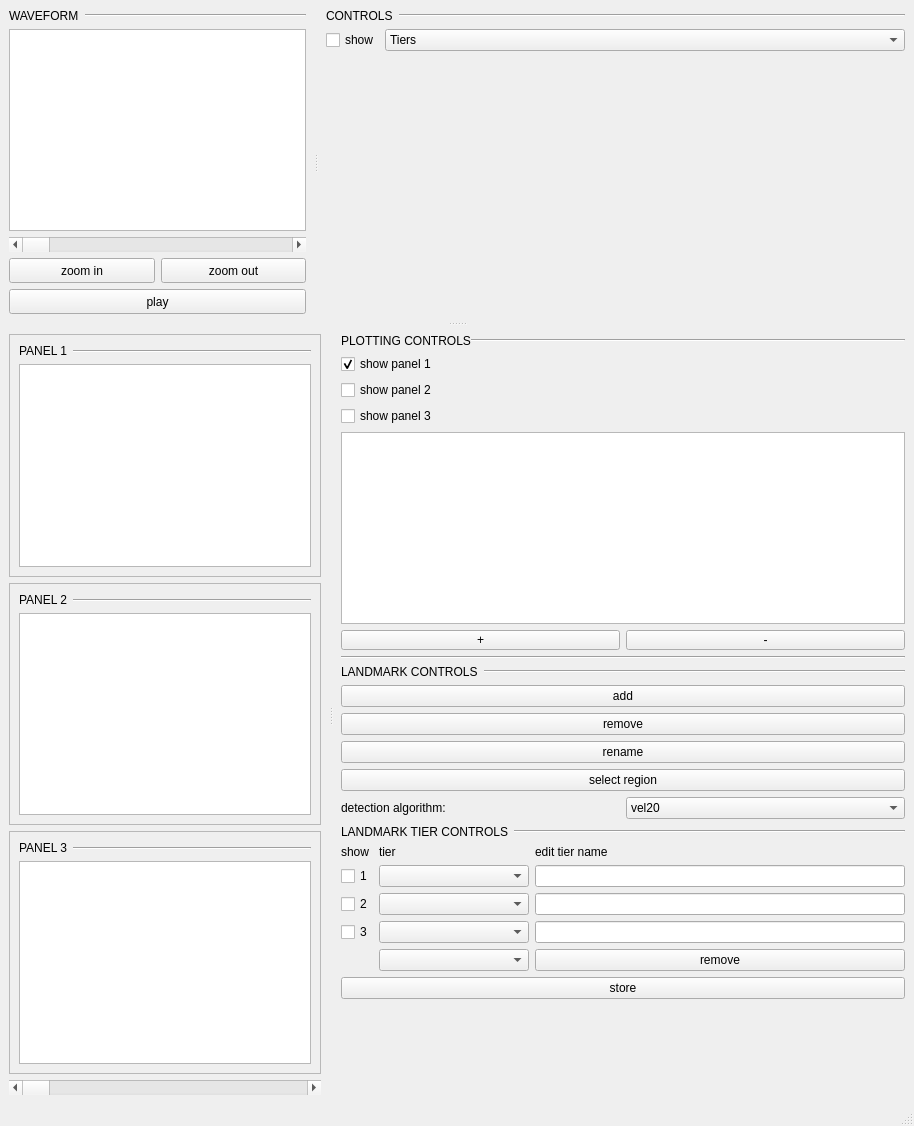
Old version of the form gui/ui_files/ui_inspector.ui in the repository phbuech/adatool.
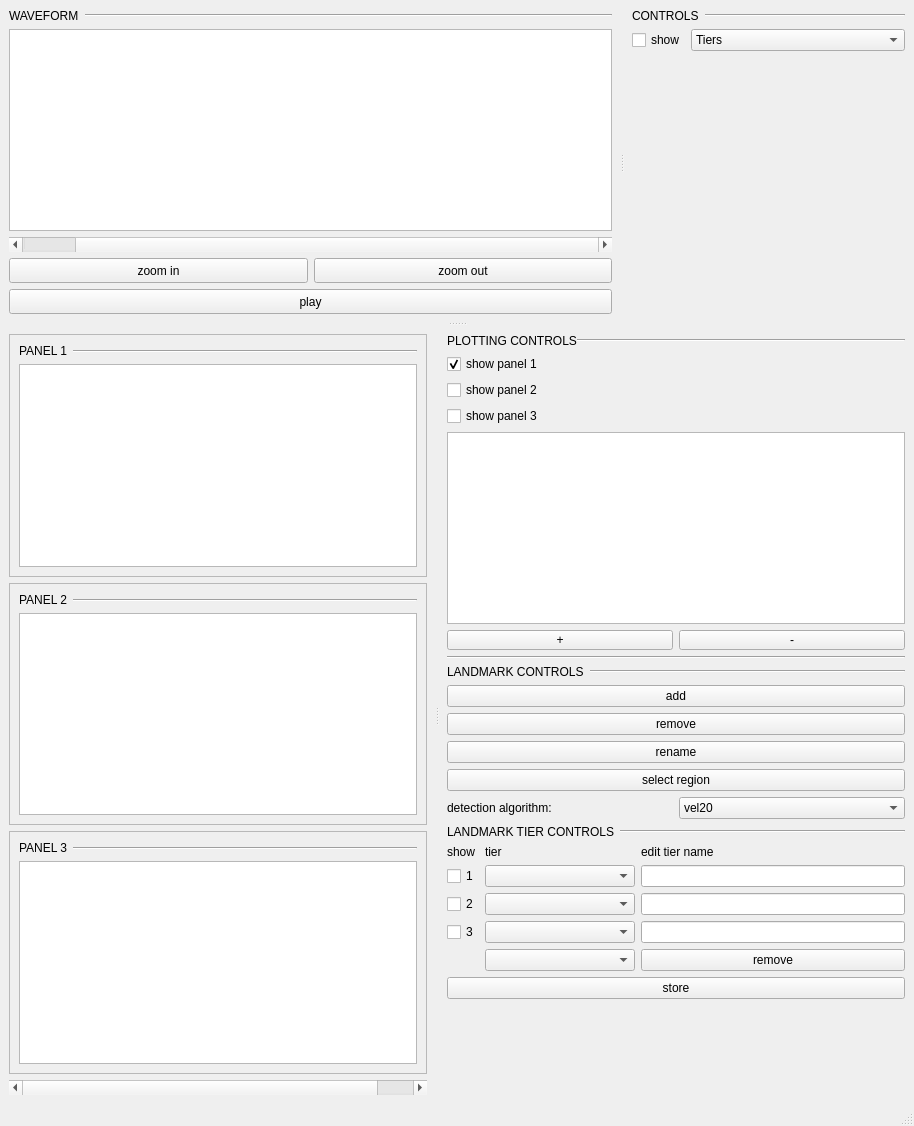
New version of the form. Custom widgets are drawn as their Qt base class.

The edit to the form file:
```diff
--- a/gui/ui_files/ui_inspector.ui
+++ b/gui/ui_files/ui_inspector.ui
@@ -39,10 +39,13 @@
           <enum>QFrame::NoFrame</enum>
          </property>
          <property name="frameShadow">
-          <enum>QFrame::Plain</enum>
+          <enum>QFrame::Raised</enum>
          </property>
          <property name="lineWidth">
-          <number>1</number>
+          <number>10</number>
+         </property>
+         <property name="midLineWidth">
+          <number>5</number>
          </property>
          <property name="orientation">
           <enum>Qt::Horizontal</enum>
@@ -99,7 +102,7 @@
              <property name="minimumSize">
               <size>
                <width>0</width>
-               <height>100</height>
+               <height>0</height>
               </size>
              </property>
              <property name="maximumSize">
@@ -121,7 +124,10 @@
                 </size>
                </property>
                <property name="maximum">
-                <number>200</number>
+                <number>1</number>
+               </property>
+               <property name="sliderPosition">
+                <number>1</number>
                </property>
                <property name="orientation">
                 <enum>Qt::Horizontal</enum>
@@ -280,7 +286,7 @@
              </property>
              <property name="sizeHint" stdset="0">
               <size>
-               <width>500</width>
+               <width>100</width>
                <height>20</height>
               </size>
              </property>
@@ -296,6 +302,15 @@
            <verstretch>0</verstretch>
           </sizepolicy>
          </property>
+         <property name="frameShadow">
+          <enum>QFrame::Raised</enum>
+         </property>
+         <property name="lineWidth">
+          <number>10</number>
+         </property>
+         <property name="midLineWidth">
+          <number>5</number>
+         </property>
          <property name="orientation">
           <enum>Qt::Horizontal</enum>
          </property>
@@ -571,7 +586,7 @@
               </size>
              </property>
              <property name="maximum">
-              <number>200</number>
+              <number>1</number>
              </property>
              <property name="singleStep">
               <number>1</number>
@@ -1091,7 +1106,7 @@
              </property>
              <property name="sizeHint" stdset="0">
               <size>
-               <width>500</width>
+               <width>100</width>
                <height>20</height>
               </size>
              </property>
```
